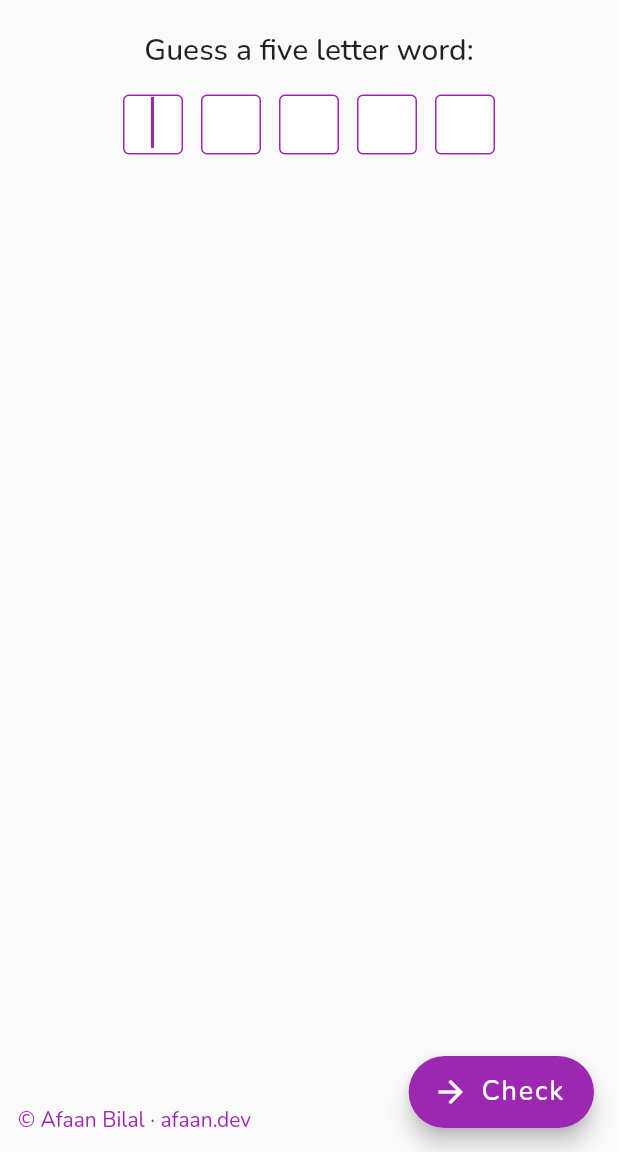
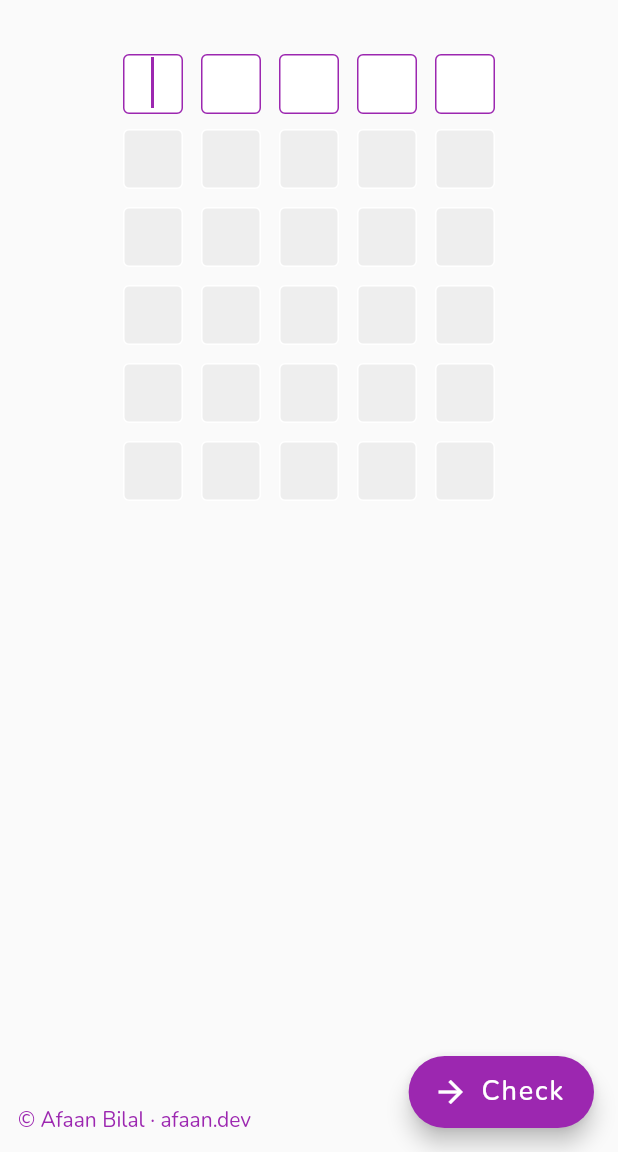
Before and after one commit to AfaanBilal/word_hunt, a Flutter app: the screen it shows after launch, on a phone screen of 412 x 824 dp, the part 84-1236 px from its top. Run offline on Flutter 3.47's test engine with Material 2 defaults, Android fonts, the light colour scheme and no system bars; our stand-ins replace share_plus.

Commit message:
✨ UI Redesign

```diff
--- a/lib/main.dart
+++ b/lib/main.dart
@@ -201,6 +201,10 @@ class _WordHuntState extends State<WordHunt> {
   Color wordBoxColor(String character, int position, int row) {
     var cWordList = _currentWord.split('');
 
+    if (row > _tryNumber) {
+      return Colors.grey.shade200;
+    }
+
     if (cWordList[position] == character) {
       return Colors.green.shade900;
     } else if (cWordList.contains(character)) {
@@ -242,8 +246,19 @@ class _WordHuntState extends State<WordHunt> {
   }
 
   Widget buildWordBoxRow(String word, int row) {
-    if (row == _tryNumber || word.trim().characters.isEmpty) {
+    if (row >= _tryNumber && _hasWon) {
       return Container();
+    }
+
+    if (row == _tryNumber) {
+      return buildTextBoxRow(_tryNumber);
+    }
+
+    if (word.trim().characters.isEmpty) {
+      return Row(
+        mainAxisAlignment: MainAxisAlignment.center,
+        children: [' ', ' ', ' ', ' ', ' '].asMap().entries.map((c) => buildWordBox(c.value, c.key, row)).toList(),
+      );
     }
 
     return Row(
@@ -289,17 +304,19 @@ class _WordHuntState extends State<WordHunt> {
         crossAxisAlignment: CrossAxisAlignment.start,
         children: [
           Expanded(
-            child: SingleChildScrollView(
+            child: CustomScrollView(
+              slivers: [
+                SliverFillRemaining(
+                  hasScrollBody: false,
                   child: Column(
                     mainAxisAlignment: MainAxisAlignment.center,
                     children: <Widget>[
                       const Padding(padding: EdgeInsets.all(10.0)),
-                  Text(
-                    'Guess a five letter word:',
-                    style: Theme.of(context).textTheme.headline6,
+                      Expanded(
+                        child: Column(
+                          mainAxisAlignment: MainAxisAlignment.start,
+                          children: _guessWords.asMap().entries.map((w) => buildWordBoxRow(w.value.join(), w.key)).toList(),
                         ),
-                  Column(
-                    children: _guessWords.asMap().entries.map((w) => buildWordBoxRow(w.value.join(), w.key)).toList(),
                       ),
                       _hasWon
                           ? Padding(
@@ -313,16 +330,19 @@ class _WordHuntState extends State<WordHunt> {
                                   ElevatedButton(
                                     onPressed: () {
                                       final box = context.findRenderObject() as RenderBox?;
-                                  Share.share(createShareText(), subject: "Share", sharePositionOrigin: box!.localToGlobal(Offset.zero) & box.size);
+                                      Share.share(createShareText(),
+                                          subject: "Share", sharePositionOrigin: box!.localToGlobal(Offset.zero) & box.size);
                                     },
                                     child: const Text('Share'),
                                   ),
                                 ],
                               ),
                             )
-                      : buildTextBoxRow(_tryNumber),
+                          : Container(),
                     ],
                   ),
+                ),
+              ],
             ),
           ),
           const Padding(
@@ -361,6 +381,7 @@ showAlertDialog(BuildContext context, String title, String message, String okTex
 
   showDialog(
     context: context,
+    barrierDismissible: false,
     builder: (BuildContext context) {
       return alert;
     },
```
Lines whose indentation alone changed are shown as unchanged.
